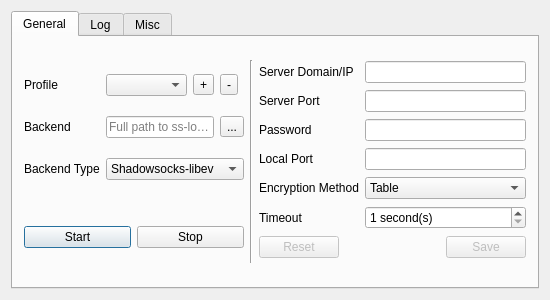
This is mainwindow.ui in shadowsocks/shadowsocks-qt5 as Qt 5 draws it before an edit. The edited form follows.
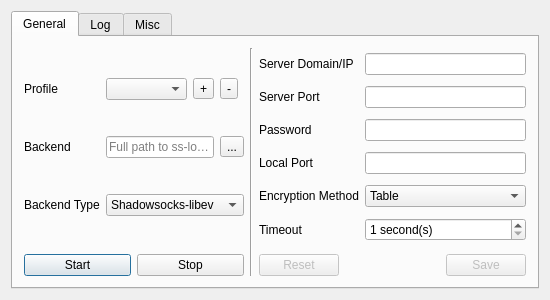
This is the edited form. The open tabs and pages were chosen to show the change. Icons and pictures are not drawn.

The edit to the form file:
```diff
--- a/mainwindow.ui
+++ b/mainwindow.ui
@@ -22,6 +22,11 @@
     <height>300</height>
    </size>
   </property>
+  <property name="font">
+   <font>
+    <family>Segoe UI</family>
+   </font>
+  </property>
   <property name="windowTitle">
    <string>Shadowsocks-Qt5</string>
   </property>
@@ -40,121 +45,16 @@
        <attribute name="title">
         <string>General</string>
        </attribute>
-       <layout class="QGridLayout" name="gridLayout_2" rowstretch="10,1">
-        <item row="0" column="0">
-         <layout class="QGridLayout" name="gridLayout_l">
-          <item row="0" column="3">
-           <widget class="QToolButton" name="addProfileButton">
-            <property name="text">
-             <string>+</string>
-            </property>
-            <property name="icon">
-             <iconset theme="list-add">
-              <normaloff/>
-             </iconset>
-            </property>
-           </widget>
-          </item>
-          <item row="0" column="0">
-           <widget class="QLabel" name="profileLabel">
-            <property name="text">
-             <string>Profile</string>
-            </property>
-           </widget>
-          </item>
-          <item row="0" column="1" colspan="2">
-           <widget class="QComboBox" name="profileComboBox"/>
-          </item>
-          <item row="0" column="4">
-           <widget class="QToolButton" name="delProfileButton">
-            <property name="text">
-             <string>-</string>
-            </property>
-            <property name="icon">
-             <iconset theme="list-remove">
-              <normaloff/>
-             </iconset>
-            </property>
-           </widget>
-          </item>
-          <item row="1" column="1" colspan="3">
-           <widget class="QLineEdit" name="backendEdit">
-            <property name="placeholderText">
-             <string>Full path to ss-local</string>
-            </property>
-            <property name="clearButtonEnabled">
-             <bool>true</bool>
-            </property>
-           </widget>
-          </item>
-          <item row="1" column="0">
-           <widget class="QLabel" name="backendLabel">
-            <property name="text">
-             <string>Backend</string>
-            </property>
-           </widget>
-          </item>
-          <item row="2" column="0">
-           <widget class="QLabel" name="backendTypeLabel">
-            <property name="text">
-             <string>Backend Type</string>
-            </property>
-           </widget>
-          </item>
-          <item row="2" column="1" colspan="4">
-           <widget class="QComboBox" name="backendTypeCombo">
-            <item>
-             <property name="text">
-              <string>Shadowsocks-libev</string>
-             </property>
-            </item>
-            <item>
-             <property name="text">
-              <string>Shadowsocks-Go</string>
-             </property>
-            </item>
-           </widget>
-          </item>
-          <item row="1" column="4">
-           <widget class="QToolButton" name="backendToolButton">
-            <property name="text">
-             <string>...</string>
-            </property>
-            <property name="icon">
-             <iconset theme="document-open">
-              <normaloff/>
-             </iconset>
-            </property>
-           </widget>
-          </item>
-         </layout>
-        </item>
-        <item row="1" column="0">
-         <layout class="QHBoxLayout" name="horizontalLayout">
-          <item>
-           <widget class="QPushButton" name="startButton">
-            <property name="text">
-             <string>Start</string>
-            </property>
-            <property name="autoDefault">
-             <bool>true</bool>
-            </property>
-            <property name="default">
-             <bool>true</bool>
-            </property>
-           </widget>
-          </item>
-          <item>
-           <widget class="QPushButton" name="stopButton">
-            <property name="text">
-             <string>Stop</string>
-            </property>
-            <property name="autoDefault">
-             <bool>true</bool>
-            </property>
-           </widget>
-          </item>
-         </layout>
+       <layout class="QGridLayout" name="gridLayout_2" rowstretch="10,1,0">
+        <item row="2" column="2" alignment="Qt::AlignBottom">
+         <widget class="QDialogButtonBox" name="profileEditButtonBox">
+          <property name="enabled">
+           <bool>false</bool>
+          </property>
+          <property name="standardButtons">
+           <set>QDialogButtonBox::Reset|QDialogButtonBox::Save</set>
+          </property>
+         </widget>
         </item>
         <item row="0" column="2" rowspan="2">
          <layout class="QGridLayout" name="gridLayout_r">
@@ -312,25 +212,130 @@
           <item row="0" column="1">
            <widget class="QLineEdit" name="serverEdit"/>
           </item>
-          <item row="6" column="0" colspan="2">
-           <widget class="QDialogButtonBox" name="profileEditButtonBox">
-            <property name="enabled">
-             <bool>false</bool>
-            </property>
-            <property name="standardButtons">
-             <set>QDialogButtonBox::Reset|QDialogButtonBox::Save</set>
-            </property>
-           </widget>
-          </item>
          </layout>
         </item>
-        <item row="0" column="1" rowspan="2">
+        <item row="0" column="1" rowspan="3">
          <widget class="Line" name="vLine">
           <property name="orientation">
            <enum>Qt::Vertical</enum>
           </property>
          </widget>
         </item>
+        <item row="2" column="0">
+         <layout class="QHBoxLayout" name="horizontalLayout">
+          <item>
+           <widget class="QPushButton" name="startButton">
+            <property name="text">
+             <string>Start</string>
+            </property>
+            <property name="autoDefault">
+             <bool>true</bool>
+            </property>
+            <property name="default">
+             <bool>true</bool>
+            </property>
+           </widget>
+          </item>
+          <item>
+           <widget class="QPushButton" name="stopButton">
+            <property name="text">
+             <string>Stop</string>
+            </property>
+            <property name="autoDefault">
+             <bool>true</bool>
+            </property>
+           </widget>
+          </item>
+         </layout>
+        </item>
+        <item row="0" column="0" rowspan="2">
+         <layout class="QGridLayout" name="gridLayout_l">
+          <item row="0" column="3">
+           <widget class="QToolButton" name="addProfileButton">
+            <property name="text">
+             <string>+</string>
+            </property>
+            <property name="icon">
+             <iconset theme="list-add">
+              <normaloff/>
+             </iconset>
+            </property>
+           </widget>
+          </item>
+          <item row="0" column="0">
+           <widget class="QLabel" name="profileLabel">
+            <property name="text">
+             <string>Profile</string>
+            </property>
+           </widget>
+          </item>
+          <item row="0" column="1" colspan="2">
+           <widget class="QComboBox" name="profileComboBox"/>
+          </item>
+          <item row="0" column="4">
+           <widget class="QToolButton" name="delProfileButton">
+            <property name="text">
+             <string>-</string>
+            </property>
+            <property name="icon">
+             <iconset theme="list-remove">
+              <normaloff/>
+             </iconset>
+            </property>
+           </widget>
+          </item>
+          <item row="1" column="1" colspan="3">
+           <widget class="QLineEdit" name="backendEdit">
+            <property name="placeholderText">
+             <string>Full path to ss-local</string>
+            </property>
+            <property name="clearButtonEnabled">
+             <bool>true</bool>
+            </property>
+           </widget>
+          </item>
+          <item row="1" column="0">
+           <widget class="QLabel" name="backendLabel">
+            <property name="text">
+             <string>Backend</string>
+            </property>
+           </widget>
+          </item>
+          <item row="2" column="0">
+           <widget class="QLabel" name="backendTypeLabel">
+            <property name="text">
+             <string>Backend Type</string>
+            </property>
+           </widget>
+          </item>
+          <item row="2" column="1" colspan="4">
+           <widget class="QComboBox" name="backendTypeCombo">
+            <item>
+             <property name="text">
+              <string>Shadowsocks-libev</string>
+             </property>
+            </item>
+            <item>
+             <property name="text">
+              <string>Shadowsocks-Go</string>
+             </property>
+            </item>
+           </widget>
+          </item>
+          <item row="1" column="4">
+           <widget class="QToolButton" name="backendToolButton">
+            <property name="text">
+             <string>...</string>
+            </property>
+            <property name="icon">
+             <iconset theme="document-open">
+              <normaloff/>
+             </iconset>
+            </property>
+           </widget>
+          </item>
+         </layout>
+        </item>
        </layout>
       </widget>
       <widget class="QWidget" name="logTab">
```
Left out of the diff: 33 changed lines with no effect on the pictures.
